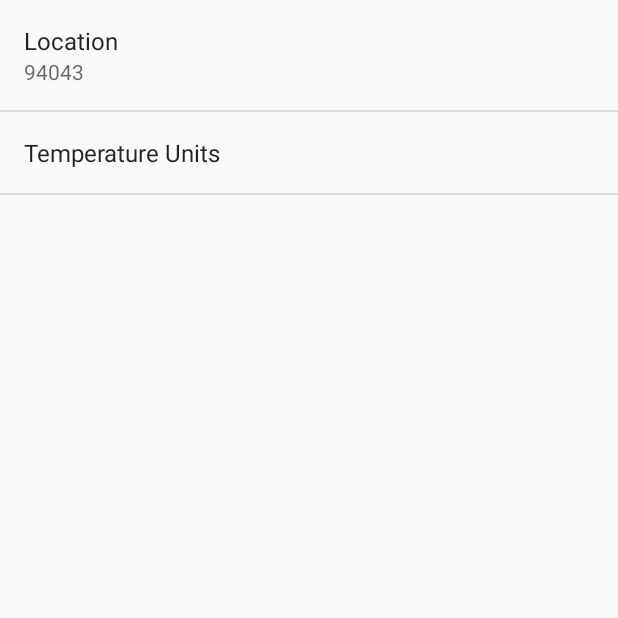
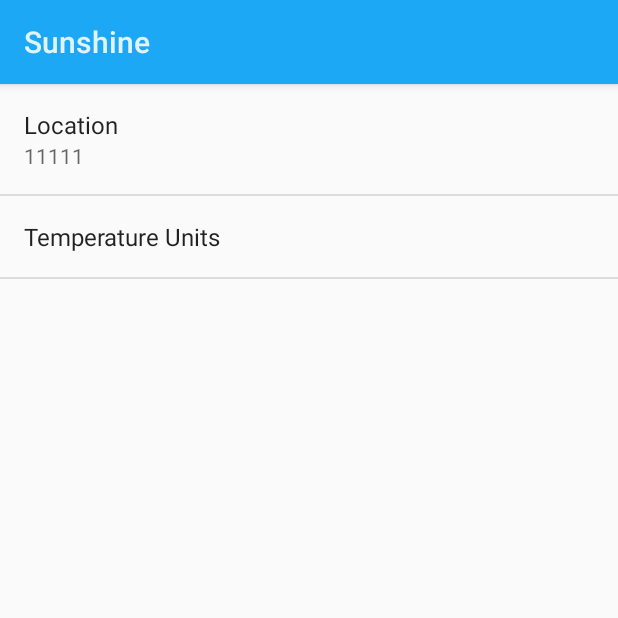
Before and after one commit to IevgenOsetrov/WeatherApp, an Android app: the screen it shows after launch (SettingsActivity), in the options menu, after a tap on "Settings", on a phone screen of 412 x 824 dp, the top half of it. Run offline under Robolectric (Android 15) with nearby library versions, the phone set to English and light mode, and no system bars.

Commit message:
Design changes

```diff
--- a/app/src/main/AndroidManifest.xml
+++ b/app/src/main/AndroidManifest.xml
@@ -28,7 +28,9 @@
 
         <activity android:name=".DetailActivity" />
 
-        <activity android:name=".SettingsActivity" />
+        <activity
+            android:name=".SettingsActivity"
+            android:theme="@style/SettingsTheme" />
 
         <provider
             android:name=".data.WeatherProvider"
--- a/app/src/main/java/com/dev/sunshine/ForecastAdapter.java
+++ b/app/src/main/java/com/dev/sunshine/ForecastAdapter.java
@@ -22,6 +22,7 @@ public class ForecastAdapter extends CursorAdapter {
     private static final int VIEW_TYPE_TODAY = 0;
     private static final int VIEW_TYPE_FUTURE_DAY = 1;
     private static final int VIEW_TYPE_COUNT = 2;
+    private boolean useTodayLayout;
 
     public ForecastAdapter(Context context, Cursor c, int flags) {
         super(context, c, flags);
@@ -29,7 +30,7 @@ public class ForecastAdapter extends CursorAdapter {
 
     @Override
     public int getItemViewType(int position) {
-        return position == 0 ? VIEW_TYPE_TODAY : VIEW_TYPE_FUTURE_DAY;
+        return (position == 0 && useTodayLayout) ? VIEW_TYPE_TODAY : VIEW_TYPE_FUTURE_DAY;
     }
 
     @Override
@@ -37,12 +38,20 @@ public class ForecastAdapter extends CursorAdapter {
         return VIEW_TYPE_COUNT;
     }
 
+    public void setUseTodayLayout(boolean useTodayLayout) {
+        this.useTodayLayout = useTodayLayout;
+    }
+
     @Override
     public View newView(Context context, Cursor cursor, ViewGroup parent) {
         int viewType = getItemViewType(cursor.getPosition());
         int layoutId;
         if (viewType == VIEW_TYPE_TODAY) {
-            layoutId = R.layout.list_item_forecast_today;
+            if (useTodayLayout) {
+                layoutId = R.layout.list_item_forecast_today;
+            } else {
+                layoutId = R.layout.list_item_forecast;
+            }
         } else {
             layoutId = R.layout.list_item_forecast;
         }
@@ -64,7 +73,11 @@ public class ForecastAdapter extends CursorAdapter {
         int viewType = getItemViewType(cursor.getPosition());
         switch (viewType) {
             case VIEW_TYPE_TODAY:
-                viewHolder.iconView.setImageResource(Utility.getArtResourceForWeatherCondition(cursor.getInt(ForecastFragment.COL_WEATHER_CONDITION_ID)));
+                if (useTodayLayout) {
+                    viewHolder.iconView.setImageResource(Utility.getArtResourceForWeatherCondition(cursor.getInt(ForecastFragment.COL_WEATHER_CONDITION_ID)));
+                } else {
+                    viewHolder.iconView.setImageResource(Utility.getIconResourceForWeatherCondition(cursor.getInt(ForecastFragment.COL_WEATHER_CONDITION_ID)));
+                }
                 break;
             case VIEW_TYPE_FUTURE_DAY:
                 viewHolder.iconView.setImageResource(Utility.getIconResourceForWeatherCondition(cursor.getInt(ForecastFragment.COL_WEATHER_CONDITION_ID)));
--- a/app/src/main/java/com/dev/sunshine/ForecastFragment.java
+++ b/app/src/main/java/com/dev/sunshine/ForecastFragment.java
@@ -181,4 +181,10 @@ public class ForecastFragment extends Fragment implements LoaderManager.LoaderCa
     public void onLoaderReset(Loader loader) {
         mForecastAdapter.swapCursor(null);
     }
+
+    public void setUseTodayLayout() {
+        if (mForecastAdapter != null) {
+            mForecastAdapter.setUseTodayLayout(true);
+        }
+    }
 }
--- a/app/src/main/java/com/dev/sunshine/MainActivity.java
+++ b/app/src/main/java/com/dev/sunshine/MainActivity.java
@@ -28,8 +28,12 @@ public class MainActivity extends AppCompatActivity implements ForecastFragment.
             if (savedInstanceState == null) {
                 getSupportFragmentManager().beginTransaction().replace(R.id.weather_detail_container, new DetailFragment(), DETAILFRAGMENT_TAG).commit();
             }
+
         } else {
             twoPane = false;
+            getSupportActionBar().setElevation(0f);
+            ForecastFragment forecastFragment = (ForecastFragment) getSupportFragmentManager().findFragmentById(R.id.fragment_forecast);
+            forecastFragment.setUseTodayLayout();
         }
     }
 
@@ -97,7 +101,6 @@ public class MainActivity extends AppCompatActivity implements ForecastFragment.
     @Override
     public void onItemSelected(Uri dateUri) {
         if (twoPane) {
-
             Log.d(TAG, "Uri " + dateUri);
             Bundle arguments = new Bundle();
             arguments.putParcelable(DetailFragment.DETAIL_URI, dateUri);
--- /dev/null
+++ b/app/src/main/res/values-land/refs.xml
@@ -0,0 +1,4 @@
+<?xml version="1.0" encoding="utf-8"?>
+<resources>
+    <item name="fragment_detail" type="layout">@layout/fragment_detail_wide</item>
+</resources>
--- /dev/null
+++ b/app/src/main/res/values-sw600dp/refs.xml
@@ -0,0 +1,4 @@
+<?xml version="1.0" encoding="utf-8"?>
+<resources>
+    <item name="fragment_detail" type="layout">@layout/fragment_detail_wide</item>
+</resources>
--- /dev/null
+++ b/app/src/main/res/values-v21/styles.xml
@@ -0,0 +1,8 @@
+<?xml version="1.0" encoding="utf-8"?>
+<resources>
+    <!-- Settings activity theme. -->
+    <style name="SettingsTheme" parent="@android:style/Theme.Material.Light.DarkActionBar">
+        <item name="android:colorPrimary">@color/sunshine_blue</item>
+        <item name="android:colorPrimaryDark">@color/sunshine_dark_blue</item>
+    </style>
+</resources>
--- a/app/src/main/res/values/colors.xml
+++ b/app/src/main/res/values/colors.xml
@@ -1,9 +1,8 @@
 <?xml version="1.0" encoding="utf-8"?>
 <resources>
-    <color name="colorPrimary">#3F51B5</color>
-    <color name="colorPrimaryDark">#303F9F</color>
-    <color name="colorAccent">#FF4081</color>
-
     <color name="grey">#cccccc</color>
     <color name="sunshine_light_blue">#ff64c2f4</color>
+    <color name="sunshine_blue">#ff1ca8f4</color>
+    <color name="sunshine_dark_blue">#0288D1</color>
+    <color name="grey_text">#646464</color>
 </resources>
--- a/app/src/main/res/values/strings.xml
+++ b/app/src/main/res/values/strings.xml
@@ -68,7 +68,7 @@
     <string name="action_share">Share</string>
     <string name="pref_location_label">Location</string>
     <string name="pref_location_key">location</string>
-    <string name="pref_location_default">94043</string>
+    <string name="pref_location_default">11111</string>
 
     <string name="pref_temperature_key">temperature</string>
     <string name="pref_temperature_title">Temperature Units</string>
--- a/app/src/main/res/values/styles.xml
+++ b/app/src/main/res/values/styles.xml
@@ -1,11 +1,23 @@
 <resources>
 
     <!-- Base application theme. -->
-    <style name="AppTheme" parent="Theme.AppCompat.Light.DarkActionBar">
-        <!-- Customize your theme here. -->
-        <item name="colorPrimary">@color/colorPrimary</item>
-        <item name="colorPrimaryDark">@color/colorPrimaryDark</item>
-        <item name="colorAccent">@color/colorAccent</item>
+    <style name="AppTheme" parent="@style/Theme.AppCompat.Light.DarkActionBar">
+        <item name="colorPrimary">@color/sunshine_blue</item>
+        <item name="colorPrimaryDark">@color/sunshine_dark_blue</item>
+    </style>
+
+    <!-- Main activity theme. -->
+    <style name="ForecastTheme" parent="AppTheme">
+        <item name="actionBarStyle">@style/ActionBar.Solid.Sunshine.NoTitle</item>
+    </style>
+
+    <!-- Settings activity theme. -->
+    <style name="SettingsTheme" parent="AppTheme" />
+
+    <!-- main activity action bar styles -->
+    <style name="ActionBar.Solid.Sunshine.NoTitle" parent="@style/Widget.AppCompat.Light.ActionBar.Solid.Inverse">
+        <item name="displayOptions">useLogo|showHome</item>
+        <item name="logo">@drawable/ic_logo</item>
     </style>
 
     <style name="ListViewStyle" />
```
Also changed, not shown: app/src/main/res/layout/fragment_detail.xml (+26 -8 lines), app/src/main/res/layout/fragment_detail_wide.xml (added, +82 -0 lines), app/src/main/res/layout/list_item_forecast.xml (+29 -18 lines), app/src/main/res/layout/list_item_forecast_today.xml (+19 -7 lines).
